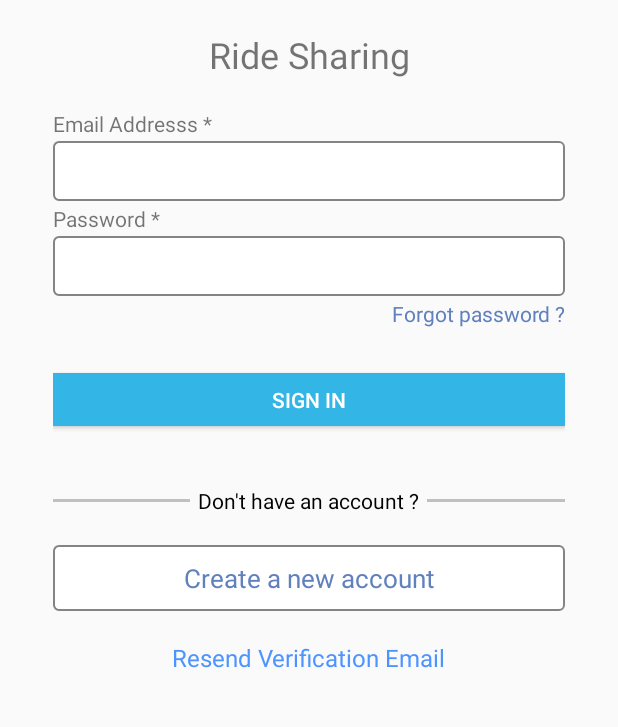
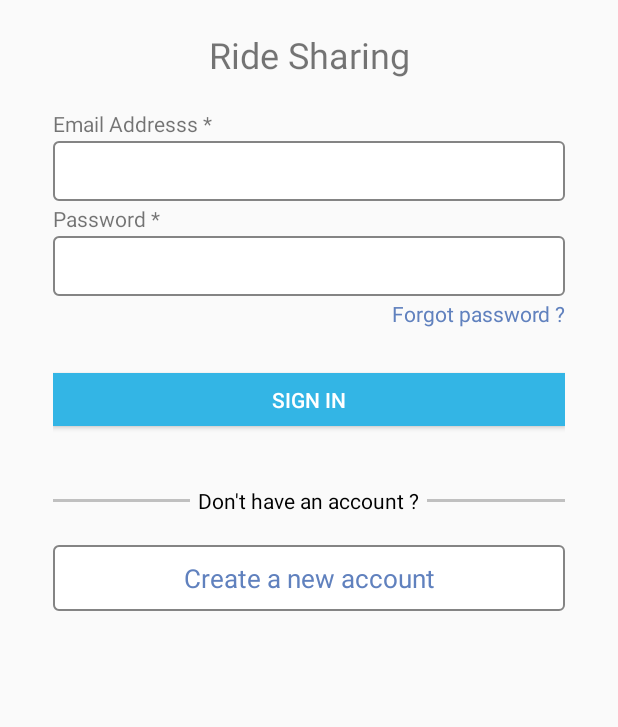
Before and after one commit to maxahirwe/MDPproject, an Android app: the screen it shows after launch (LoginActivity), on a phone screen of 412 x 824 dp, the part 197-924 px from its top. Run offline under Robolectric (Android 15) with nearby library versions, the light colour scheme and no system bars; our stand-ins replace Firebase (no records; nobody signed in at launch, a user with empty details on screens opened directly).

```diff
--- a/app/src/main/java/com/hillygeeks/mdpproject/LoginActivity.java
+++ b/app/src/main/java/com/hillygeeks/mdpproject/LoginActivity.java
@@ -56,10 +56,7 @@
                             .addOnCompleteListener(new OnCompleteListener<AuthResult>() {
                                 @Override
                                 public void onComplete(@NonNull Task<AuthResult> task) {
-                                    if(task.isSuccessful()){
 
-                                        hideDialog();
-                                    }
                                 }
                             }).addOnFailureListener(new OnFailureListener() {
                         @Override
@@ -73,14 +70,6 @@
             }
         });
 
-       /* TextView resendEmailVerification = (TextView) findViewById(R.id.resend_verification_email);
-        resendEmailVerification.setOnClickListener(new View.OnClickListener() {
-            @Override
-            public void onClick(View v) {
-                ResendVerificationDialog dialog = new ResendVerificationDialog();
-                dialog.show(getSupportFragmentManager(), "dialog_resend_email_verification");
-            }
-        });*/
     hideSoftKeyboard();
     }
 
@@ -121,7 +110,9 @@
 
                     // Check if email is verified
                     if(user.isEmailVerified()){
-                        Toast.makeText(LoginActivity.this, "Authenticated with: " + user.getEmail(), Toast.LENGTH_SHORT).show();
+                        Intent intent = new Intent(LoginActivity.this, DummyHome.class);
+                        startActivity(intent);
+                        finish();
                     }else {
                         Toast.makeText(LoginActivity.this, "Email is not Verified\nCheck your Inbox", Toast.LENGTH_SHORT).show();
                         FirebaseAuth.getInstance().signOut();
--- a/app/src/main/res/layout/activity_login.xml
+++ b/app/src/main/res/layout/activity_login.xml
@@ -26,7 +26,17 @@
         android:text="@string/login_header"
         android:textSize="24sp" />
 
-    <TextView
+        <ScrollView
+            android:layout_width="match_parent"
+            android:layout_height="match_parent">
+
+            <LinearLayout
+                android:layout_width="match_parent"
+                android:layout_height="wrap_content"
+                android:orientation="vertical">
+
+
+            <TextView
         android:layout_width="match_parent"
         android:layout_height="wrap_content"
         android:layout_marginBottom="2dp"
@@ -62,7 +72,7 @@
         android:text="@string/pass_forgot"
         android:textColor="@color/link" />
 
-    <Button
+    <android.support.v7.widget.AppCompatButton
         android:id="@+id/btn_signin"
         android:layout_width="match_parent"
         android:layout_height="35dp"
@@ -71,7 +81,6 @@
         android:background="@android:color/holo_blue_light"
         android:text="@string/login_btn"
         android:textColor="@android:color/white" />
-
 
     <RelativeLayout
         android:layout_width="match_parent"
@@ -120,24 +129,15 @@
         android:textColor="@color/link"
         android:textSize="17sp"
         android:onClick="onRegister"/>
+    </LinearLayout>
 
-    <TextView
-        android:layout_width="wrap_content"
-        android:layout_height="wrap_content"
-        android:layout_marginTop="20dp"
-        android:layout_below="@+id/forgot_password"
-        android:id="@+id/resend_verification_email"
-        android:text="@string/resend_verification_email"
-        android:textSize="16sp"
-        android:textColor="@color/linkBlue"
-        android:layout_centerHorizontal="true"/>
+    </ScrollView>
 
     <ProgressBar
         android:layout_width="150dp"
         android:layout_height="150dp"
         android:id="@+id/progressBar"
         android:layout_centerHorizontal="true"
-        android:layout_marginTop="200dp"
+        android:layout_marginTop="120dp"
         android:visibility="invisible"/>
-
 </LinearLayout>
--- a/app/src/main/res/layout/activity_register.xml
+++ b/app/src/main/res/layout/activity_register.xml
@@ -67,9 +67,6 @@
                     android:text="@string/register"/>
 
             </RelativeLayout>
-
-
-
         </RelativeLayout>
     </ScrollView>
 
```
Also changed, not shown: app/src/main/AndroidManifest.xml (+6 -2 lines), app/src/main/java/com/hillygeeks/mdpproject/DummyHome.java (added, +39 -0 lines), app/src/main/res/layout/activity_dummy_home.xml (added, +23 -0 lines).
